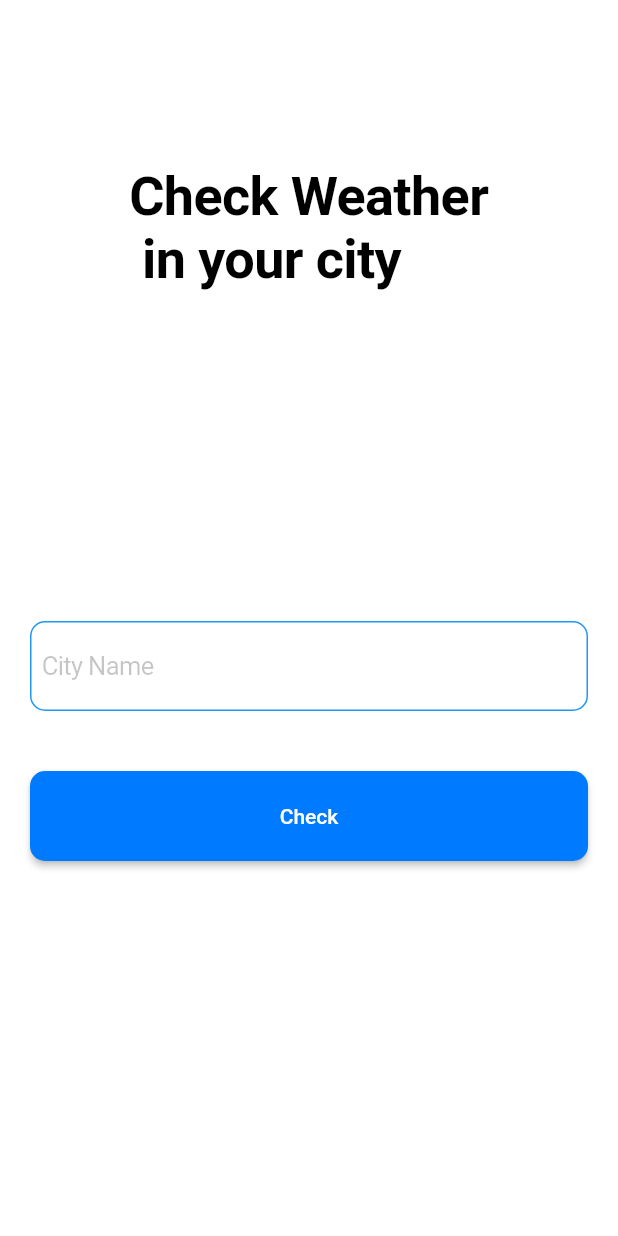
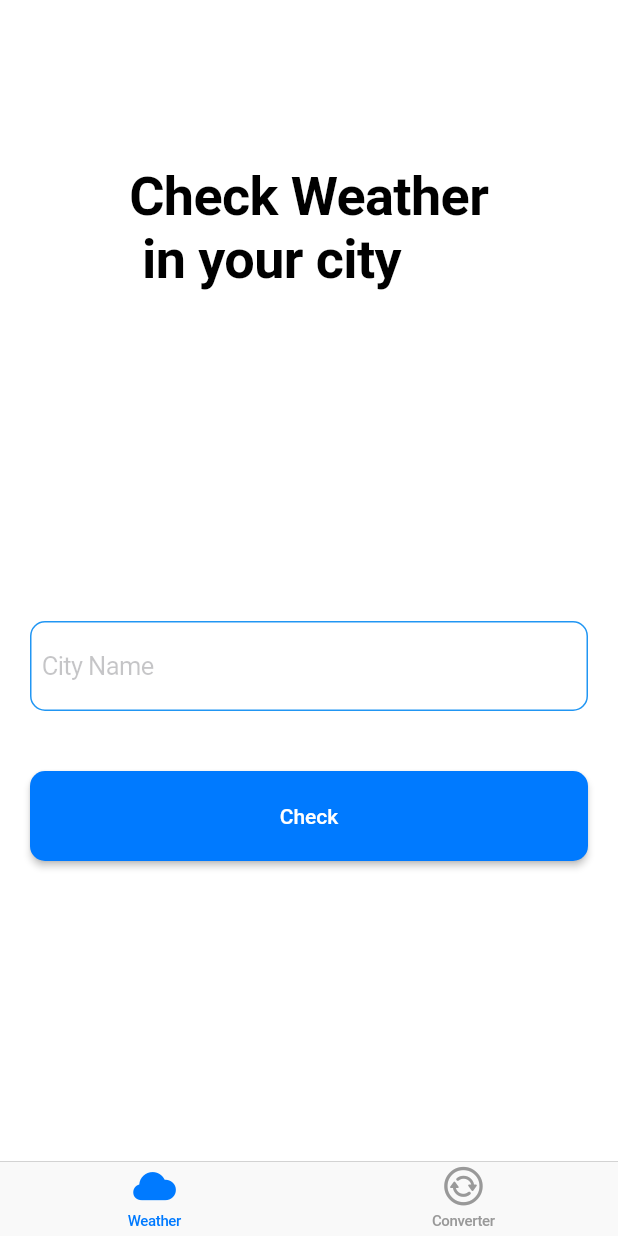
Before and after one commit to NAzarkoKr/converter, a Flutter app: the screen it shows after launch, on a phone screen of 412 x 824 dp. Run offline on Flutter 3.47's test engine with Material 2 defaults, Android fonts, the phone set to English and light mode, and no system bars; our stand-ins replace bloc, dio, equatable, flutter_bloc, get_it.

Commit message:
bottombar

```diff
--- a/lib/main.dart
+++ b/lib/main.dart
@@ -1,6 +1,8 @@
 import 'package:flutter/cupertino.dart';
 import 'package:flutter_bloc/flutter_bloc.dart';
+import 'package:weather/presentation/bloc/bottom_navbar_cubit/nav_bar_cubit.dart';
 import 'package:weather/presentation/bloc/weather_cubit/weather_cubit.dart';
+import 'package:weather/presentation/converter.dart';
 import 'package:weather/presentation/injector.dart' as di;
 import 'package:weather/presentation/weather.dart';
 
@@ -14,11 +16,38 @@ class MyApp extends StatelessWidget {
 
   @override
   Widget build(BuildContext context) {
-    return BlocProvider<WeatherCubit>(
-        create: (context) => di.sl<WeatherCubit>(),
-        child: const CupertinoApp(
+    return MultiBlocProvider(
+        providers: [
+          BlocProvider<NavBarCubit>(create: (context) => di.sl<NavBarCubit>()),
+          BlocProvider<WeatherCubit>(create: (context) => di.sl<WeatherCubit>())
+        ],
+        child: CupertinoApp(
           title: 'Flutter Demo',
-          home: WeatherHome(),
+          home: CupertinoTabScaffold(
+            tabBar: CupertinoTabBar(
+              items: const <BottomNavigationBarItem>[
+                BottomNavigationBarItem(
+                  icon: Icon(CupertinoIcons.cloud_fill),
+                  label: 'Weather',
+                ),
+                BottomNavigationBarItem(
+                  icon: Icon(CupertinoIcons.arrow_2_circlepath_circle),
+                  label: 'Converter',
+                ),
+              ],
+            ),
+            tabBuilder: (BuildContext context, int index) {
+              return BlocBuilder<NavBarCubit, NavBarState>(
+                  builder: (context, state) {
+                if (index == 0) {
+                  return const WeatherHome();
+                } else if (index == 1) {
+                  return const ConverterHome();
+                }
+                return Container();
+              });
+            },
+          ),
         ));
   }
 }
--- /dev/null
+++ b/lib/presentation/bloc/bottom_navbar_cubit/nav_bar_cubit.dart
@@ -0,0 +1,20 @@
+import 'package:bloc/bloc.dart';
+import 'package:equatable/equatable.dart';
+
+part 'nav_bar_state.dart';
+
+class NavBarCubit extends Cubit<NavBarState> {
+  NavBarCubit()
+      : super(const NavBarState(navbarItem: NavbarItem.weather, index: 0));
+
+  void getNavBarItem(NavbarItem navbarItem) {
+    switch (navbarItem) {
+      case NavbarItem.weather:
+        emit(const NavBarState(navbarItem: NavbarItem.weather, index: 0));
+        break;
+      case NavbarItem.converter:
+        emit(const NavBarState(navbarItem: NavbarItem.converter, index: 1));
+        break;
+    }
+  }
+}
--- /dev/null
+++ b/lib/presentation/bloc/bottom_navbar_cubit/nav_bar_state.dart
@@ -0,0 +1,12 @@
+part of 'nav_bar_cubit.dart';
+
+enum NavbarItem { weather, converter }
+
+class NavBarState extends Equatable {
+  final NavbarItem navbarItem;
+  final int index;
+  const NavBarState({required this.index, required this.navbarItem});
+
+  @override
+  List<Object> get props => [index, navbarItem];
+}
--- /dev/null
+++ b/lib/presentation/converter.dart
@@ -0,0 +1,15 @@
+import 'package:flutter/cupertino.dart';
+
+class ConverterHome extends StatefulWidget {
+  const ConverterHome({super.key});
+
+  @override
+  State<ConverterHome> createState() => _ConverterHomeState();
+}
+
+class _ConverterHomeState extends State<ConverterHome> {
+  @override
+  Widget build(BuildContext context) {
+    return Container();
+  }
+}
--- a/lib/presentation/injector.dart
+++ b/lib/presentation/injector.dart
@@ -3,6 +3,7 @@ import 'package:weather/data/remote_data_sources/weather_remote_data.dart';
 import 'package:weather/data/repositories/weather_repository_impl.dart';
 import 'package:weather/domain/repository/weather_repository.dart';
 import 'package:weather/domain/usecases/get_weather_usecase.dart';
+import 'package:weather/presentation/bloc/bottom_navbar_cubit/nav_bar_cubit.dart';
 import 'package:weather/presentation/bloc/weather_cubit/weather_cubit.dart';
 
 final sl = GetIt.instance;
@@ -10,6 +11,7 @@ final sl = GetIt.instance;
 Future<void> init() async {
   //blocs
   sl.registerFactory(() => WeatherCubit(getWeatherUsecase: sl.call()));
+  sl.registerFactory(() => NavBarCubit());
 
   //usecases
   sl.registerLazySingleton(
```
